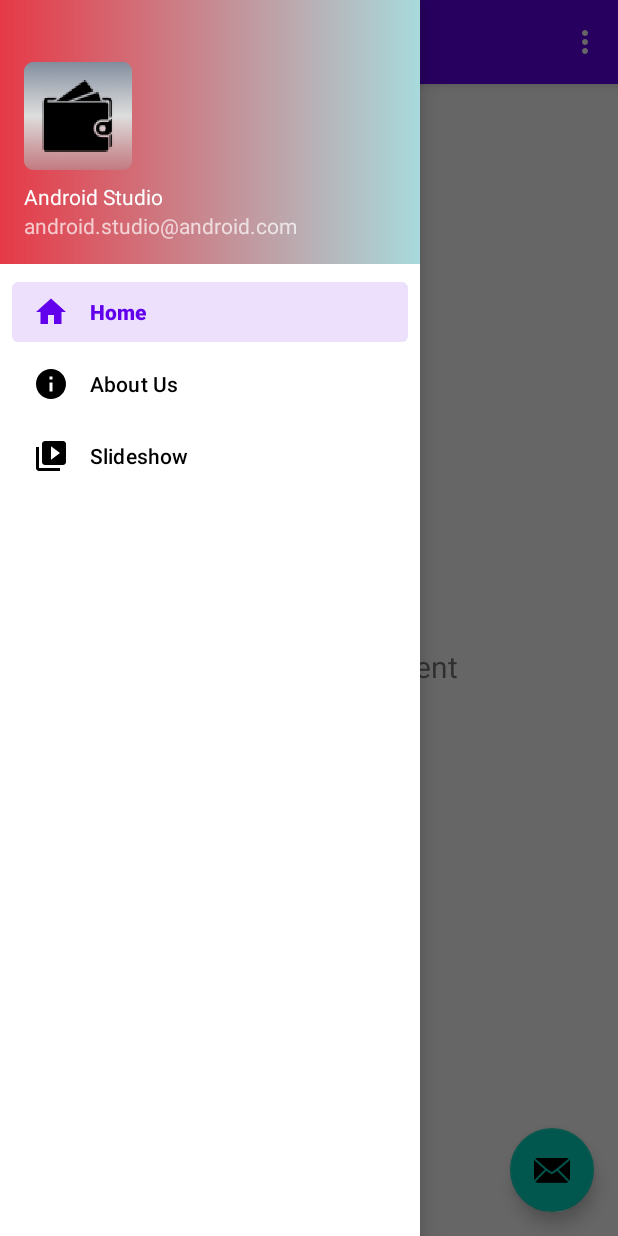
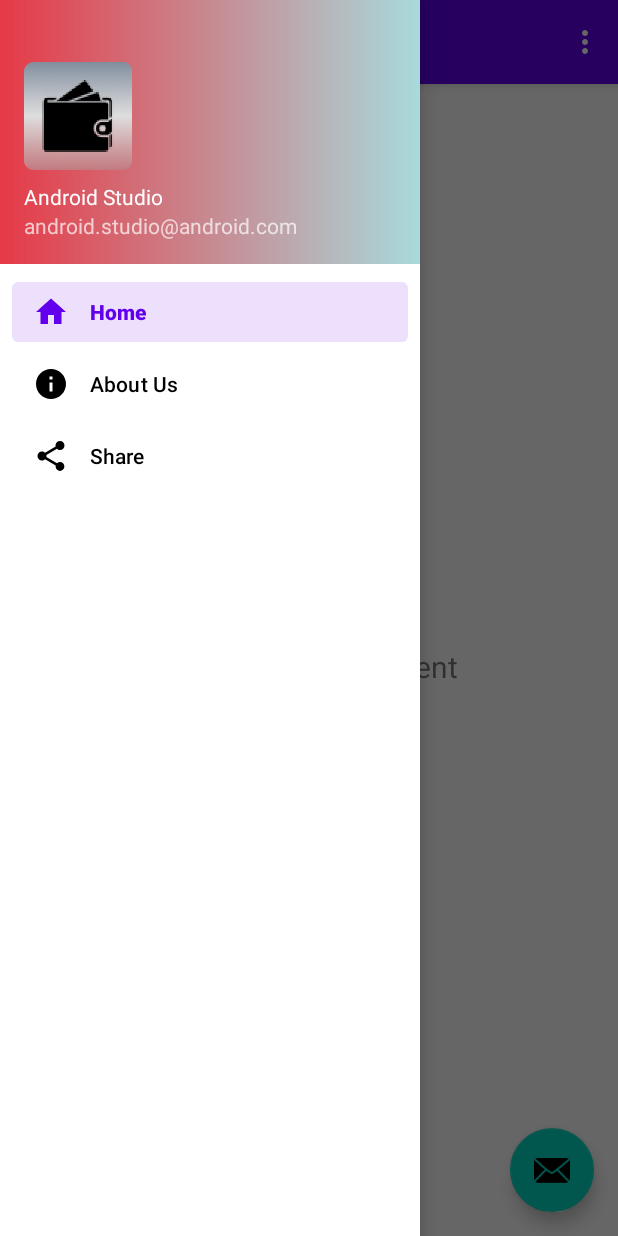
Before and after one commit to oana-rancov/MSAproj, an Android app: the NavigationActivity screen opened directly, with no data from a screen before it, with the side drawer open, on a phone screen of 412 x 824 dp. Run offline under Robolectric (Android 15) with nearby library versions, the phone set to English and light mode, and no system bars; our stand-ins replace navigation-ui.

Commit message:
Added share icon

```diff
--- /dev/null
+++ b/app/src/main/res/drawable/ic_baseline_share_24.xml
@@ -0,0 +1,10 @@
+<vector xmlns:android="http://schemas.android.com/apk/res/android"
+    android:width="24dp"
+    android:height="24dp"
+    android:viewportWidth="24"
+    android:viewportHeight="24"
+    android:tint="?attr/colorControlNormal">
+  <path
+      android:fillColor="@android:color/white"
+      android:pathData="M18,16.08c-0.76,0 -1.44,0.3 -1.96,0.77L8.91,12.7c0.05,-0.23 0.09,-0.46 0.09,-0.7s-0.04,-0.47 -0.09,-0.7l7.05,-4.11c0.54,0.5 1.25,0.81 2.04,0.81 1.66,0 3,-1.34 3,-3s-1.34,-3 -3,-3 -3,1.34 -3,3c0,0.24 0.04,0.47 0.09,0.7L8.04,9.81C7.5,9.31 6.79,9 6,9c-1.66,0 -3,1.34 -3,3s1.34,3 3,3c0.79,0 1.5,-0.31 2.04,-0.81l7.12,4.16c-0.05,0.21 -0.08,0.43 -0.08,0.65 0,1.61 1.31,2.92 2.92,2.92 1.61,0 2.92,-1.31 2.92,-2.92s-1.31,-2.92 -2.92,-2.92z"/>
+</vector>
--- a/app/src/main/res/menu/activity_main2_drawer.xml
+++ b/app/src/main/res/menu/activity_main2_drawer.xml
@@ -14,7 +14,7 @@
             android:title="About Us" />
         <item
             android:id="@+id/nav_slideshow"
-            android:icon="@drawable/ic_menu_slideshow"
-            android:title="@string/menu_slideshow" />
+            android:icon="@drawable/ic_baseline_share_24"
+            android:title="Share" />
     </group>
 </menu>
```
